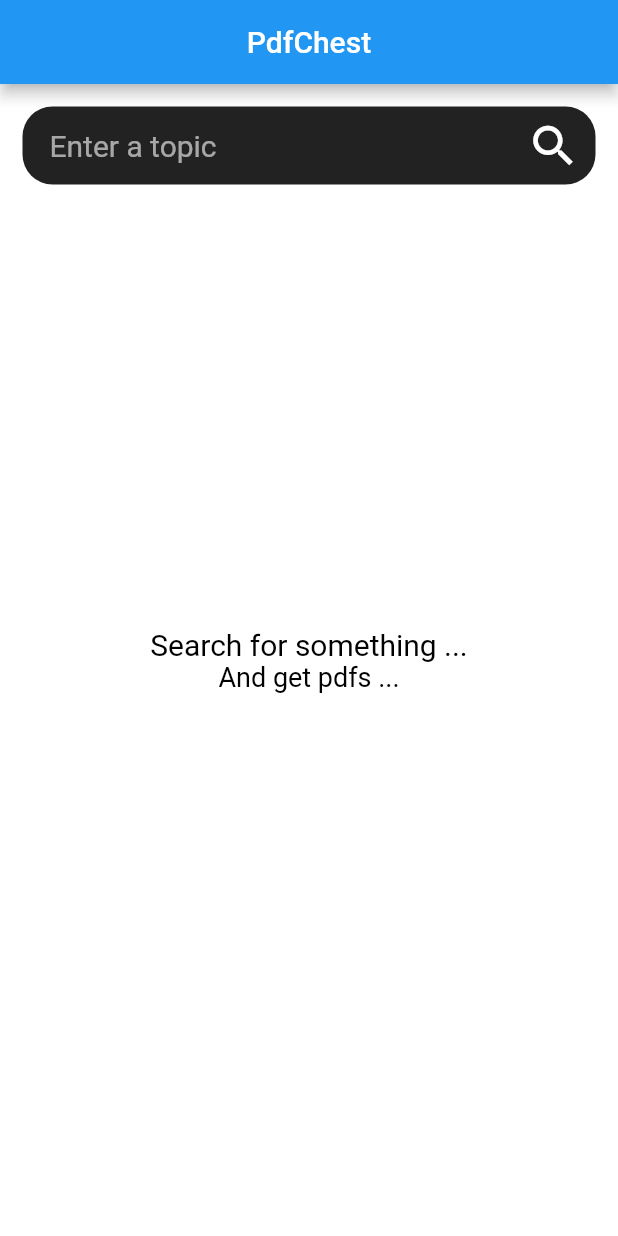
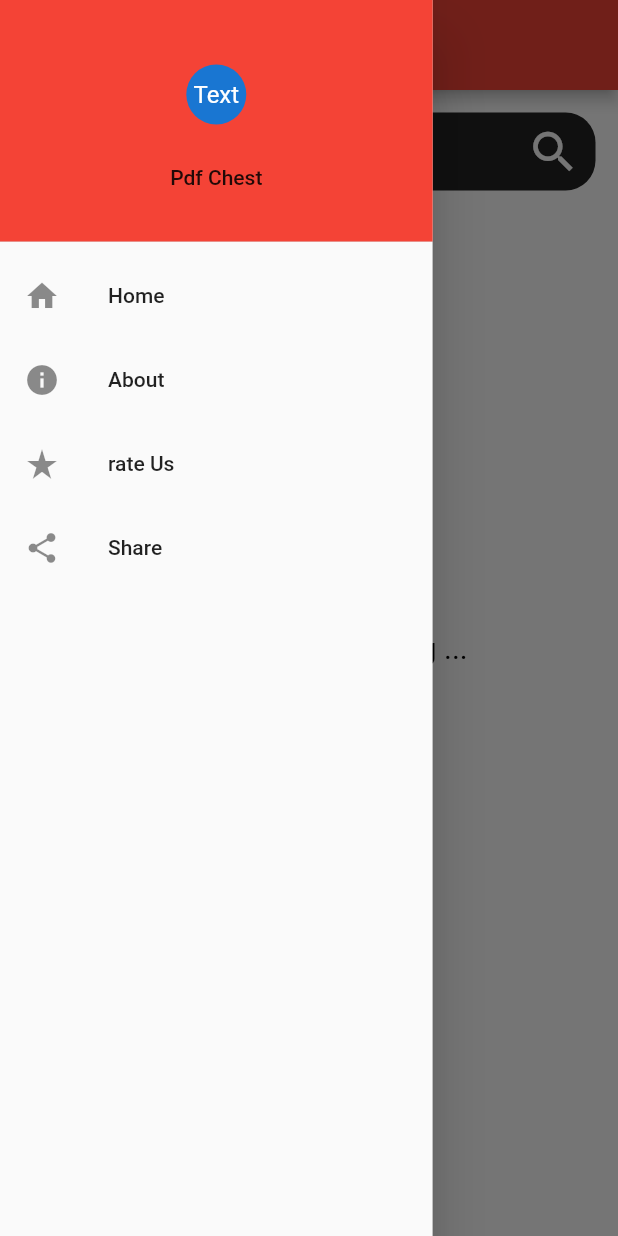
Before and after one commit to niloysikdar/PdfChest, a Flutter app: the screen it shows after launch, with the side drawer open (before the commit the screen has no drawer), on a phone screen of 412 x 824 dp. Run offline on Flutter 3.47's test engine with Material 2 defaults, Android fonts, the phone set to English and light mode, and no system bars; our stand-ins replace dio, permission_handler; missing offline and left inert: ext_storage.

Commit message:
Added Drawer

```diff
--- a/lib/main.dart
+++ b/lib/main.dart
@@ -1,4 +1,4 @@
-import 'package:PdfChest/screens/home.dart';
+import 'package:PdfChest/screens/mainscreen.dart';
 import 'package:flutter/material.dart';
 
 void main() {
@@ -10,7 +10,7 @@ class MyApp extends StatelessWidget {
   Widget build(BuildContext context) {
     return MaterialApp(
       debugShowCheckedModeBanner: false,
-      home: HomeScreen(),
+      home: MainPage(),
     );
   }
 }
--- /dev/null
+++ b/lib/screens/about.dart
@@ -0,0 +1,12 @@
+import 'package:flutter/material.dart';
+
+class AboutPage extends StatelessWidget {
+  @override
+  Widget build(BuildContext context) {
+    return Scaffold(
+      body: Center(
+        child: Text("{Abo7ut page"),
+      ),
+    );
+  }
+}
--- a/lib/screens/home.dart
+++ b/lib/screens/home.dart
@@ -103,10 +103,6 @@ class _HomeScreenState extends State<HomeScreen> {
   @override
   Widget build(BuildContext context) {
     return Scaffold(
-      appBar: AppBar(
-        title: Text("PdfChest"),
-        centerTitle: true,
-      ),
       body: Container(
         color: Colors.white,
         child: Stack(
--- /dev/null
+++ b/lib/screens/mainscreen.dart
@@ -0,0 +1,80 @@
+import 'package:PdfChest/screens/about.dart';
+import 'package:PdfChest/screens/home.dart';
+import 'package:flutter/material.dart';
+
+class MainPage extends StatefulWidget {
+  @override
+  _MainPageState createState() => _MainPageState();
+}
+
+class _MainPageState extends State<MainPage> {
+  int index = 0;
+  List<Widget> list = [
+    HomeScreen(),
+    AboutPage(),
+  ];
+  @override
+  Widget build(BuildContext context) {
+    return Scaffold(
+      appBar: AppBar(
+        backgroundColor: Colors.red,
+        toolbarHeight: 60.0,
+        title: Text("Pdf Chest"),
+        centerTitle: true,
+      ),
+      body: list[index],
+      drawer: SizedBox(
+        width: MediaQuery.of(context).size.width * 0.7,
+        child: Drawer(
+          child: Column(
+            children: [
+              DrawerHeader(
+                decoration: BoxDecoration(color: Colors.red),
+                child: Container(
+                  width: double.infinity,
+                  child: Column(
+                    mainAxisAlignment: MainAxisAlignment.spaceEvenly,
+                    children: [
+                      CircleAvatar(
+                        child: Text("Text"),
+                      ),
+                      Text("Pdf Chest"),
+                    ],
+                  ),
+                ),
+              ),
+              ListTile(
+                leading: Icon(Icons.home),
+                title: Text("Home"),
+                onTap: () {
+                  setState(() {
+                    index = 0;
+                  });
+                  Navigator.pop(context);
+                },
+              ),
+              ListTile(
+                leading: Icon(Icons.info),
+                title: Text("About"),
+                onTap: () {
+                  setState(() {
+                    index = 1;
+                  });
+                  Navigator.pop(context);
+                },
+              ),
+              ListTile(
+                leading: Icon(Icons.star_rate),
+                title: Text("rate Us"),
+              ),
+              ListTile(
+                leading: Icon(Icons.share),
+                title: Text("Share"),
+              ),
+            ],
+          ),
+        ),
+      ),
+    );
+  }
+}
```
